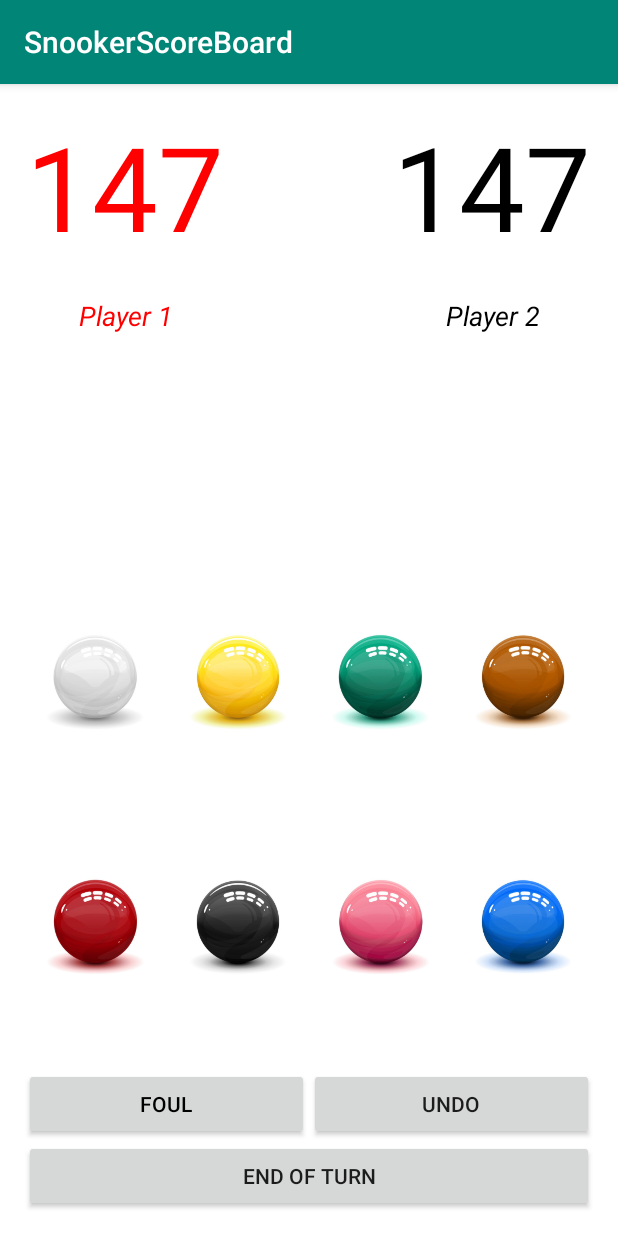
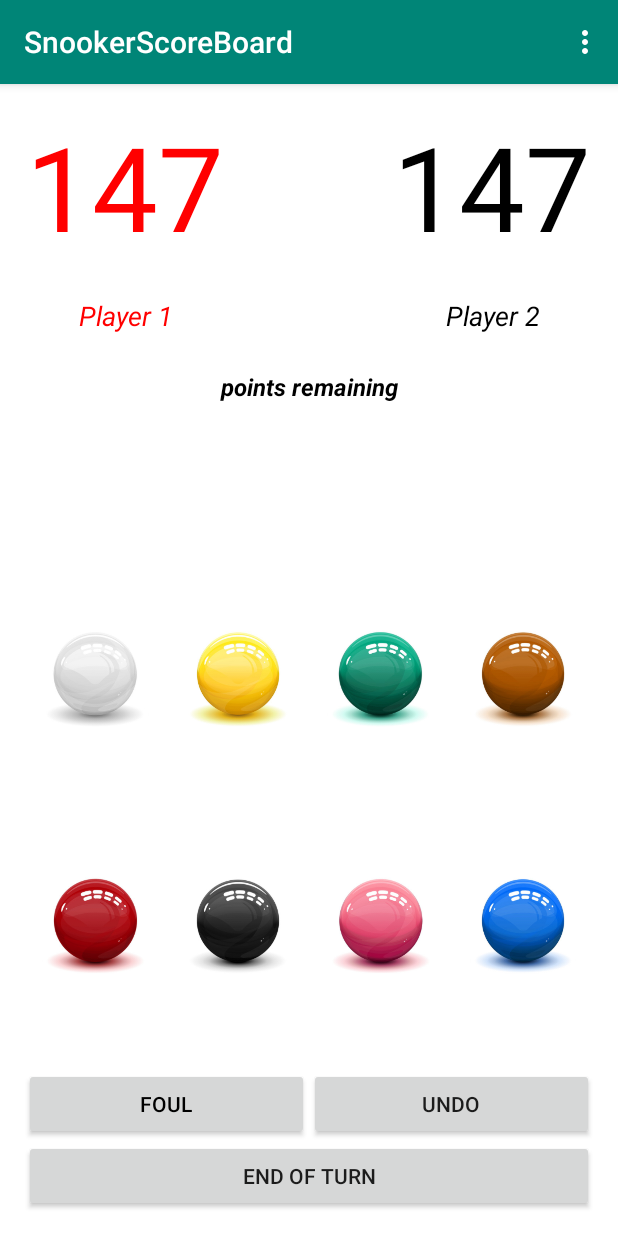
Before and after one commit to janbaerts/mobdev-snooker, an Android app: the MatchActivity screen opened directly, with no data from a screen before it, on a phone screen of 412 x 824 dp. Run offline under Robolectric (Android 15) with nearby library versions, the phone set to English and light mode, and no system bars; our stand-ins replace Firebase (no records; nobody signed in at launch, a user with empty details on screens opened directly); 10 statements that could not run were skipped.

Commit message:
Menu added and working (almost).

```diff
--- a/app/src/main/java/com/janbaerts/android/snookerscoreboard/data/Undo.java
+++ b/app/src/main/java/com/janbaerts/android/snookerscoreboard/data/Undo.java
@@ -24,7 +24,7 @@ public class Undo {
 
     public Break undo() {
         System.out.println("GameEvent index = " + gameEvent.getEventIndex());
-        if (gameEvent.getEventIndex() == 1) {
+        if (gameEvent.getEventIndex() == 0) {
             Log.w("UNDO", "There are no more events to undo.");
             return null;
         }
--- a/app/src/main/res/layout/activity_match.xml
+++ b/app/src/main/res/layout/activity_match.xml
@@ -76,7 +76,11 @@
         android:layout_width="0dp"
         android:layout_height="wrap_content"
         android:layout_marginTop="24dp"
-        android:textSize="18sp"
+        android:text="@string/points_remaining"
+        android:textAlignment="center"
+        android:textColor="#000000"
+        android:textSize="16sp"
+        android:textStyle="bold|italic"
         app:layout_constraintEnd_toEndOf="@+id/secondPlayerNameTextView"
         app:layout_constraintStart_toStartOf="@+id/firstPlayerNameTextView"
         app:layout_constraintTop_toBottomOf="@+id/firstPlayerNameTextView" />
--- /dev/null
+++ b/app/src/main/res/menu/match_menu.xml
@@ -0,0 +1,18 @@
+<?xml version="1.0" encoding="utf-8"?>
+<menu xmlns:android="http://schemas.android.com/apk/res/android">
+    <item
+        android:id="@+id/endFrame"
+        android:title="@string/end_frame"/>
+    <group
+        android:id="@+id/ballGroup">
+        <item
+            android:id="@+id/addBall"
+            android:title="@string/add_ball"
+            />
+        <item
+            android:id="@+id/removeBall"
+            android:title="@string/remove_ball"
+            />
+    </group>
+
+</menu>
--- a/app/src/main/res/values/strings.xml
+++ b/app/src/main/res/values/strings.xml
@@ -9,6 +9,8 @@
     <string name="log_in">Log in</string>
     <string name="log_out">Log out</string>
     <string name="sign_up">Sign up</string>
+    <string name="ok" translatable="false">OK</string>
+    <string name="cancel">Cancel</string>
 
     <!--    activity-start-new-game-->
     <string name="player_1">Player 1</string>
@@ -81,5 +83,13 @@
     <string name="blue_ball">Blue ball</string>
     <string name="pink_ball">Pink ball</string>
     <string name="black_ball">Black ball</string>
-    <string name="points_remaining">Points remaining on table:</string>
+    <string name="points_remaining">points remaining</string>
+    <string name="cannot_end_frame">Sorry, scores are equal. You cannot end the frame.</string>
+    <string name="confirm_end_of_frame">Are you sure you want to end the frame?</string>
+    <string name="match_won">Congratulations %s, you\'ve won!</string>
+
+    <string name="end_frame">End frame</string>
+    <string name="add_ball">Add ball</string>
+    <string name="remove_ball">Remove ball</string>
+
 </resources>
```
Also changed, not shown: app/src/main/java/com/janbaerts/android/snookerscoreboard/MatchActivity.java (+70 -4 lines), app/src/main/java/com/janbaerts/android/snookerscoreboard/models/Frame.java (+5 -3 lines), app/src/main/java/com/janbaerts/android/snookerscoreboard/viewmodels/MatchViewModel.java (+53 -3 lines), 1 other file.
